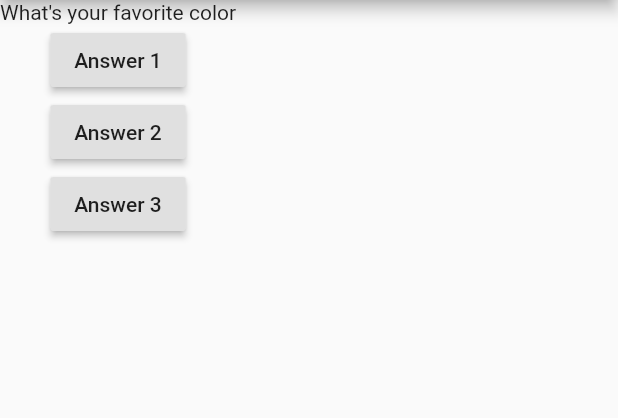
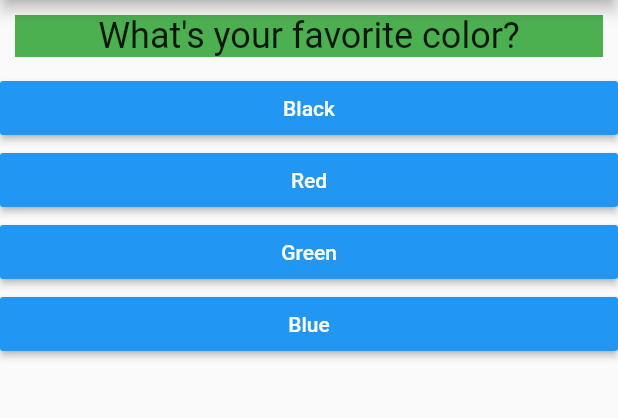
Before and after one commit to artur-sobolewski/flutter_app_1, a Flutter app: the screen it shows after launch, on a phone screen of 412 x 824 dp, the part 84-502 px from its top. Run offline on Flutter 3.47's test engine with Material 2 defaults, Android fonts, the phone set to English and light mode, and no system bars.

Commit message:
Added class Answer and some fixes

```diff
--- /dev/null
+++ b/lib/answer.dart
@@ -0,0 +1,21 @@
+import 'package:flutter/material.dart';
+
+class Answer extends StatelessWidget {
+  final VoidCallback selectHandler;
+  final String answerText;
+
+  Answer(this.selectHandler, this.answerText);
+
+  @override
+  Widget build(BuildContext context) {
+    return Container(
+      width: double.infinity,
+      child: RaisedButton(
+        color: Colors.blue,
+        textColor: Colors.white,
+        child: Text(answerText),
+        onPressed: selectHandler,
+      ),
+    );
+  }
+}
--- a/lib/main.dart
+++ b/lib/main.dart
@@ -1,5 +1,6 @@
 import 'package:flutter/material.dart';
 import './question.dart';
+import 'answer.dart';
 
 void main() {
   runApp(MyApp());
@@ -14,47 +15,54 @@ class MyApp extends StatefulWidget {
 }
 
 class _MyAppState extends State<MyApp> {
-  var questionIdx = 0;
+  final questions = const [
+    {
+      'questionText': 'What\'s your favorite color?',
+      'answers': ['Black', 'Red', 'Green', 'Blue'],
+    },
+    {
+      'questionText': 'What\'s your favorite animal?',
+      'answers': ['Dog', 'Cat', 'Rabbit', 'Snake'],
+    },
+    {
+      'questionText': 'What\'s your favorite musician?',
+      'answers': ['F. Mercury', 'Bob Dylan', 'R. Plant', 'F. Chopin'],
+    },
+  ];
+  var _questionIdx = 0;
 
-  void answerQuestion() {
+  void _answerQuestion() {
+    if (_questionIdx < questions.length) {
       setState(() {
-      questionIdx += 1;
+        _questionIdx += 1;
       });
-    print(questionIdx);
+      print(_questionIdx);
+    } else {
+      print('No more questions');
+    }
   }
 
   @override
   Widget build(BuildContext context) {
-    var questions = [
-      'What\'s your favorite color',
-      'What\'s your favorite animal?'
-    ];
     return MaterialApp(
       home: Scaffold(
         appBar: AppBar(
           title: Text('My First App'),
         ),
-        body: Column(
+        body: _questionIdx < questions.length
+            ? Column(
                 children: <Widget>[
                   Question(
-              questions[questionIdx],
+                    questions[_questionIdx]['questionText'] as String,
                   ),
-            RaisedButton(
-              child: Text('Answer 1'),
-              onPressed: answerQuestion,
-            ),
-            RaisedButton(
-              child: Text('Answer 2'),
-              onPressed: () => print('Answer 2 chosen'),
-            ),
-            RaisedButton(
-              child: Text('Answer 3'),
-              onPressed: () {
-                //....
-                print('Answer 3 chosen');
-              },
-            ),
+                  ...(questions[_questionIdx]['answers'] as List<String>)
+                      .map((answer) {
+                    return Answer(_answerQuestion, answer);
+                  }).toList()
                 ],
+              )
+            : Center(
+                child: Text('You did it!'),
               ),
       ),
     );
--- a/lib/question.dart
+++ b/lib/question.dart
@@ -7,6 +7,15 @@ class Question extends StatelessWidget {
 
   @override
   Widget build(BuildContext context) {
-    return Text(questionText);
+    return Container(
+      width: double.infinity,
+      color: Colors.green,
+      margin: EdgeInsets.all(10),
+      child: Text(
+        questionText,
+        style: TextStyle(fontSize: 24),
+        textAlign: TextAlign.center,
+      ),
+    );
   }
 }
```
Lines whose indentation alone changed are shown as unchanged.
